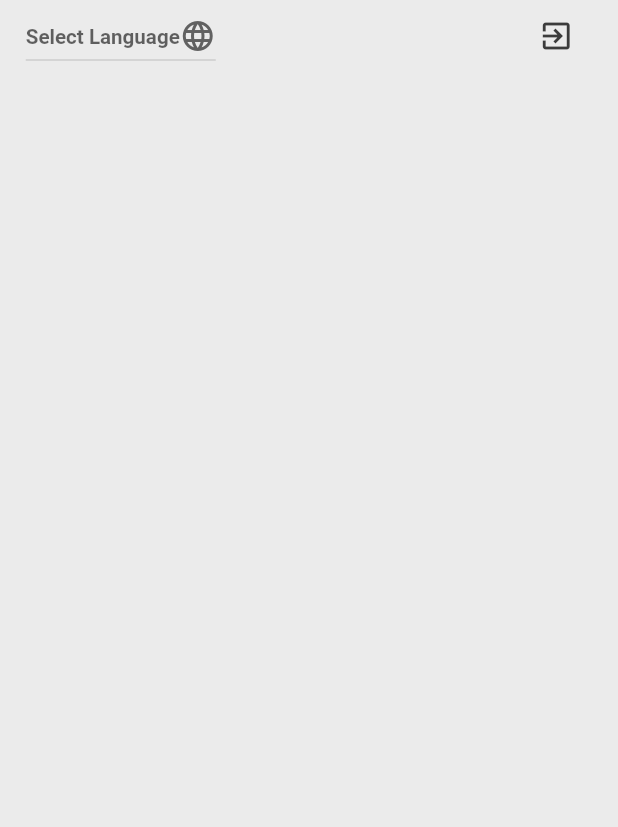
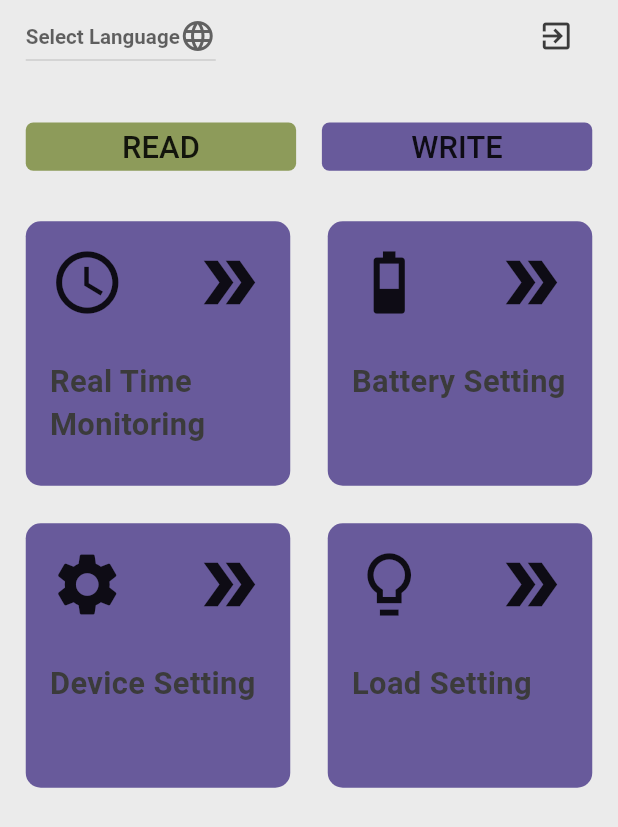
Before and after one commit to kalebmelaku/sign_wave, a Flutter app: the Home screen opened by its route, on a phone screen of 412 x 824 dp. Shown: the top 827 px of the screen. Run offline on Flutter 3.47's test engine with Material 3 defaults, Android fonts, the light colour scheme and no system bars; our stand-ins replace flutter_screenutil, fluttertoast, hive_flutter, pinput; accounts and stored records are empty.

Commit message:
home page done

```diff
--- /dev/null
+++ b/lib/components/box.dart
@@ -0,0 +1,70 @@
+import 'package:flutter/material.dart';
+import 'package:flutter_screenutil/flutter_screenutil.dart';
+import 'package:signwave/constants/colors.dart';
+import 'package:signwave/constants/style.dart';
+
+class ItemBox extends StatefulWidget {
+  final String text;
+  final String route;
+  final IconData icon;
+  final IconData secondIcon;
+  const ItemBox(
+      {super.key,
+      required this.text,
+      required this.route,
+      required this.icon,
+      required this.secondIcon});
+
+  @override
+  State<ItemBox> createState() => _ItemBoxState();
+}
+
+class _ItemBoxState extends State<ItemBox> {
+  @override
+  Widget build(BuildContext context) {
+    return GestureDetector(
+      onTap: () {
+        Navigator.pushNamed(context, widget.route);
+      },
+      child: Container(
+        decoration: BoxDecoration(
+          borderRadius: const BorderRadius.all(Radius.circular(10)),
+          color: MyColors.secondaryColor,
+        ),
+        child: Padding(
+          padding: const EdgeInsets.all(16.0),
+          child: Column(
+            children: [
+              Row(
+                mainAxisAlignment: MainAxisAlignment.spaceBetween,
+                children: [
+                  Icon(
+                    widget.icon,
+                    size: 50,
+                  ),
+                  Icon(
+                    widget.secondIcon,
+                    size: 50,
+                  )
+                ],
+              ),
+              SizedBox(
+                height: 20.h,
+              ),
+              Row(
+                children: [
+                  Flexible(
+                    child: Text(
+                      widget.text,
+                      style: headerStyle(context),
+                    ),
+                  ),
+                ],
+              )
+            ],
+          ),
+        ),
+      ),
+    );
+  }
+}
--- /dev/null
+++ b/lib/components/widgets/small_button_primary.dart
@@ -0,0 +1,37 @@
+import 'package:flutter/material.dart';
+import 'package:flutter/services.dart';
+import 'package:flutter_screenutil/flutter_screenutil.dart';
+import 'package:signwave/constants/colors.dart';
+import 'package:signwave/constants/style.dart';
+
+class SmallButtonPrimary extends StatelessWidget {
+  final String text;
+  final VoidCallback onPressed;
+
+  const SmallButtonPrimary({
+    super.key,
+    required this.text,
+    required this.onPressed,
+  });
+
+  @override
+  Widget build(BuildContext context) {
+    return MaterialButton(
+      // minWidth: double.infinity,
+      height: 25.h,
+      onPressed: () {
+        HapticFeedback.vibrate();
+        onPressed();
+      },
+      color: MyColors.primaryColor,
+      elevation: 0,
+      shape: RoundedRectangleBorder(
+        borderRadius: BorderRadius.circular(5),
+      ),
+      child: Text(
+        text,
+        style: buttonStyle(context), // Assuming you have headerStyle defined
+      ),
+    );
+  }
+}
--- /dev/null
+++ b/lib/components/widgets/small_button_secondary.dart
@@ -0,0 +1,37 @@
+import 'package:flutter/material.dart';
+import 'package:flutter/services.dart';
+import 'package:flutter_screenutil/flutter_screenutil.dart';
+import 'package:signwave/constants/colors.dart';
+import 'package:signwave/constants/style.dart';
+
+class SmallButtonSecondary extends StatelessWidget {
+  final String text;
+  final VoidCallback onPressed;
+
+  const SmallButtonSecondary({
+    super.key,
+    required this.text,
+    required this.onPressed,
+  });
+
+  @override
+  Widget build(BuildContext context) {
+    return MaterialButton(
+      // minWidth: double.infinity,
+      height: 25.h,
+      onPressed: () {
+        HapticFeedback.vibrate();
+        onPressed();
+      },
+      color: MyColors.secondaryColor,
+      elevation: 0,
+      shape: RoundedRectangleBorder(
+        borderRadius: BorderRadius.circular(5),
+      ),
+      child: Text(
+        text,
+        style: buttonStyle(context), // Assuming you have headerStyle defined
+      ),
+    );
+  }
+}
--- a/lib/constants/style.dart
+++ b/lib/constants/style.dart
@@ -27,6 +27,6 @@ TextStyle inputStyle(BuildContext context) {
 TextStyle buttonStyle(BuildContext context) {
   return TextStyle(
     fontSize: 18.sp,
-    color: Theme.of(context).colorScheme.onInverseSurface,
+    // color: Theme.of(context).colorScheme.onInverseSurface,
   );
 }
--- a/lib/main.dart
+++ b/lib/main.dart
@@ -5,8 +5,12 @@ import 'package:hive_flutter/hive_flutter.dart';
 import 'package:signwave/controller.dart';
 import 'package:signwave/pages/ForgetPassword/confirm.dart';
 import 'package:signwave/pages/ForgetPassword/forget_pass.dart';
+import 'package:signwave/pages/battery_setting.dart';
+import 'package:signwave/pages/device_setting.dart';
 import 'package:signwave/pages/home.dart';
+import 'package:signwave/pages/load_setting.dart';
 import 'package:signwave/pages/login.dart';
+import 'package:signwave/pages/monitoring.dart';
 import 'package:signwave/pages/signup.dart';
 import 'package:signwave/theme/dark_mode.dart';
 import 'package:signwave/theme/light_mode.dart';
@@ -30,6 +34,10 @@ void main() async {
         '/confirm': (context) => const Confirm(),
         '/signup': (context) => const Signup(),
         '/forgetPass': (context) => const ForgetPass(),
+        '/monitoring': (context) => const Monitoring(),
+        '/batterySetting': (context) => const BatterySetting(),
+        '/deviceSetting': (context) => const DeviceSetting(),
+        '/loadSetting': (context) => const LoadSetting(),
       },
       theme: lightMode,
       darkTheme: darkMode,
--- /dev/null
+++ b/lib/pages/battery_setting.dart
@@ -0,0 +1,17 @@
+import 'package:flutter/material.dart';
+
+class BatterySetting extends StatefulWidget {
+  const BatterySetting({super.key});
+
+  @override
+  State<BatterySetting> createState() => _BatterySettingState();
+}
+
+class _BatterySettingState extends State<BatterySetting> {
+  @override
+  Widget build(BuildContext context) {
+    return const Placeholder(
+      child: Text("battery Setting"),
+    );
+  }
+}
--- /dev/null
+++ b/lib/pages/device_setting.dart
@@ -0,0 +1,15 @@
+import 'package:flutter/material.dart';
+
+class DeviceSetting extends StatefulWidget {
+  const DeviceSetting({super.key});
+
+  @override
+  State<DeviceSetting> createState() => _DeviceSettingState();
+}
+
+class _DeviceSettingState extends State<DeviceSetting> {
+  @override
+  Widget build(BuildContext context) {
+    return const Placeholder( child: Text("device Setting"),);
+  }
+}
--- a/lib/pages/home.dart
+++ b/lib/pages/home.dart
@@ -1,7 +1,10 @@
 import 'package:flutter/material.dart';
 import 'package:flutter_screenutil/flutter_screenutil.dart';
 import 'package:hive_flutter/hive_flutter.dart';
+import 'package:signwave/components/box.dart';
 import 'package:signwave/components/widgets/drop_down.dart';
+import 'package:signwave/components/widgets/small_button_primary.dart';
+import 'package:signwave/components/widgets/small_button_secondary.dart';
 import 'package:signwave/functions/logout.dart';
 
 class Home extends StatefulWidget {
@@ -44,6 +47,44 @@ class _HomeState extends State<Home> {
                       },
                       icon: const Icon(Icons.exit_to_app))
                 ],
+              ),
+              SizedBox(
+                height: 20.h,
+              ),
+              SizedBox(
+                width: double.infinity,
+                child: Row(
+                  children: [
+                    Expanded(
+                      child: SmallButtonPrimary(text: "READ", onPressed: () {}),
+                    ),
+                    SizedBox(
+                      width: 15.w,
+                    ),
+                    Expanded(
+                      child:
+                          SmallButtonSecondary(text: "WRITE", onPressed: () {}),
+                    ),
+                  ],
+                ),
+              ),
+              SizedBox(
+                height: 20.h,
+              ),
+              Expanded(
+                child: GridView(
+                  gridDelegate: const SliverGridDelegateWithFixedCrossAxisCount(
+                    crossAxisCount: 2, // 2 columns
+                    crossAxisSpacing: 25.0, // spacing between columns
+                    mainAxisSpacing: 25.0, // spacing between rows
+                  ),
+                  children: const [
+                    ItemBox(icon: Icons.access_time, text: "Real Time Monitoring", secondIcon: Icons.double_arrow_sharp, route: '/monitoring'),
+                    ItemBox(icon: Icons.battery_3_bar, text: "Battery Setting", secondIcon: Icons.double_arrow_sharp, route: '/batterySetting'),
+                    ItemBox(icon: Icons.settings, text: "Device Setting", secondIcon: Icons.double_arrow_sharp, route: '/deviceSetting'),
+                    ItemBox(icon: Icons.lightbulb_outline_sharp, text: "Load Setting", secondIcon: Icons.double_arrow_sharp, route: '/loadSetting'),
+                  ],
+                ),
               )
             ],
           ),
--- /dev/null
+++ b/lib/pages/load_setting.dart
@@ -0,0 +1,17 @@
+import 'package:flutter/material.dart';
+
+class LoadSetting extends StatefulWidget {
+  const LoadSetting({super.key});
+
+  @override
+  State<LoadSetting> createState() => _LoadSettingState();
+}
+
+class _LoadSettingState extends State<LoadSetting> {
+  @override
+  Widget build(BuildContext context) {
+    return const Placeholder(
+       child: Text("load Setting"),
+    );
+  }
+}
--- /dev/null
+++ b/lib/pages/monitoring.dart
@@ -0,0 +1,17 @@
+import 'package:flutter/material.dart';
+
+class Monitoring extends StatefulWidget {
+  const Monitoring({super.key});
+
+  @override
+  State<Monitoring> createState() => _MonitoringState();
+}
+
+class _MonitoringState extends State<Monitoring> {
+  @override
+  Widget build(BuildContext context) {
+    return Scaffold(
+      appBar: AppBar(),
+    );
+  }
+}
```
Also changed, not shown: lib/components/widgets/tertiary_button.dart (added).
